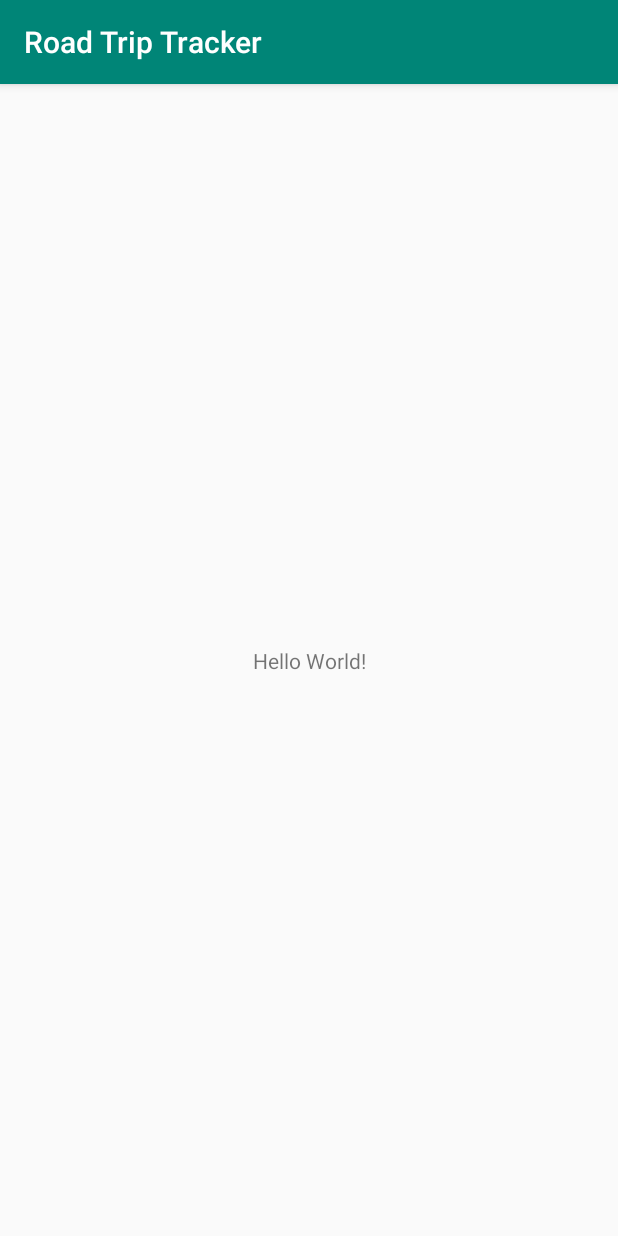
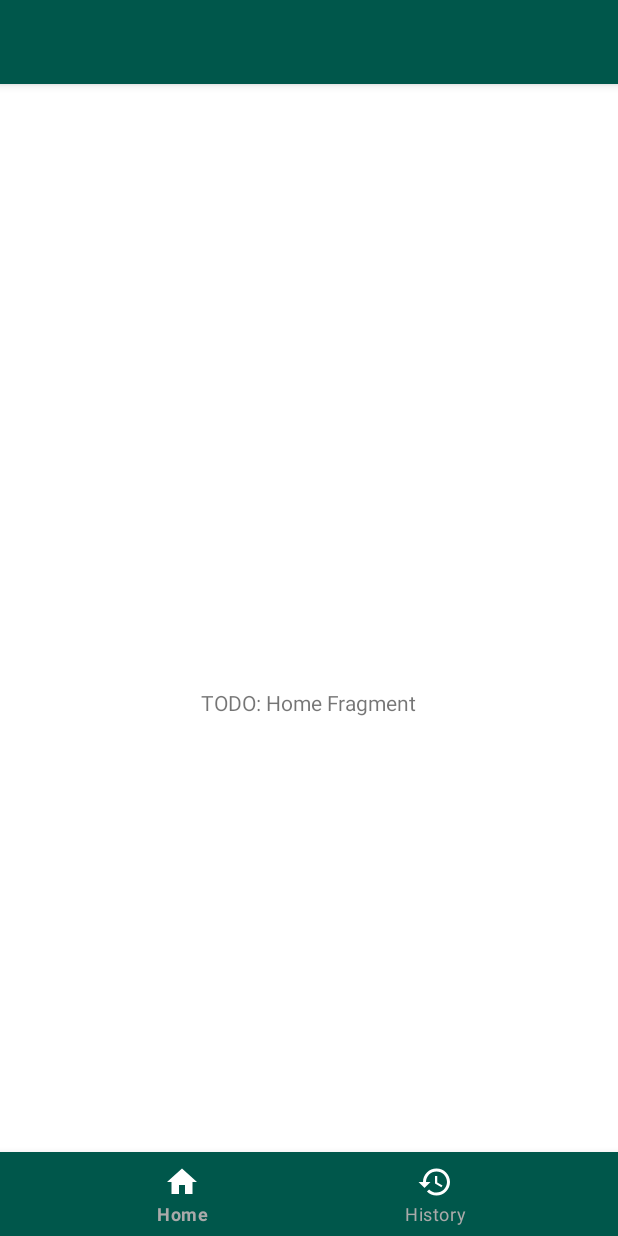
Before and after one commit to MrShecks/road-trip-tracker, an Android app: the screen it shows after launch (MainActivity), on a phone screen of 412 x 824 dp. Run offline under Robolectric (Android 15) with nearby library versions, the phone set to English and light mode, and no system bars; our stand-ins replace navigation-ui; 1 statement that could not run was skipped.

Commit message:
Application skeleton code

```diff
--- a/app/src/main/java/ie/justonetech/roadtriptracker/ui/activities/MainActivity.kt
+++ b/app/src/main/java/ie/justonetech/roadtriptracker/ui/activities/MainActivity.kt
@@ -2,12 +2,27 @@ package ie.justonetech.roadtriptracker.ui.activities
 
 import androidx.appcompat.app.AppCompatActivity
 import android.os.Bundle
+import androidx.navigation.fragment.findNavController
+import androidx.navigation.ui.AppBarConfiguration
+import androidx.navigation.ui.setupActionBarWithNavController
+import androidx.navigation.ui.setupWithNavController
 import ie.justonetech.roadtriptracker.R
+import kotlinx.android.synthetic.main.main_activity.*
 
 class MainActivity : AppCompatActivity() {
 
     override fun onCreate(savedInstanceState: Bundle?) {
         super.onCreate(savedInstanceState)
-        setContentView(R.layout.activity_main)
+
+        setContentView(R.layout.main_activity)
+
+        navHostFragment.findNavController().also { navController ->
+            AppBarConfiguration.Builder(navController.graph).build().also {
+                setSupportActionBar(toolBar)
+                setupActionBarWithNavController(navController, it)
+            }
+
+            bottomNavigationView.setupWithNavController(navController)
+        }
     }
 }
--- /dev/null
+++ b/app/src/main/java/ie/justonetech/roadtriptracker/ui/fragments/HomeFragment.kt
@@ -0,0 +1,15 @@
+package ie.justonetech.roadtriptracker.ui.fragments
+
+import android.os.Bundle
+import android.view.LayoutInflater
+import android.view.View
+import android.view.ViewGroup
+import androidx.fragment.app.Fragment
+import ie.justonetech.roadtriptracker.R
+
+class HomeFragment : Fragment() {
+
+    override fun onCreateView(inflater: LayoutInflater, container: ViewGroup?, savedInstanceState: Bundle?): View? {
+        return inflater.inflate(R.layout.home_fragment, container, false)
+    }
+}
--- /dev/null
+++ b/app/src/main/res/drawable/ic_history_black_24dp.xml
@@ -0,0 +1,9 @@
+<vector xmlns:android="http://schemas.android.com/apk/res/android"
+        android:width="24dp"
+        android:height="24dp"
+        android:viewportWidth="24.0"
+        android:viewportHeight="24.0">
+    <path
+        android:fillColor="#FF000000"
+        android:pathData="M13,3c-4.97,0 -9,4.03 -9,9L1,12l3.89,3.89 0.07,0.14L9,12L6,12c0,-3.87 3.13,-7 7,-7s7,3.13 7,7 -3.13,7 -7,7c-1.93,0 -3.68,-0.79 -4.94,-2.06l-1.42,1.42C8.27,19.99 10.51,21 13,21c4.97,0 9,-4.03 9,-9s-4.03,-9 -9,-9zM12,8v5l4.28,2.54 0.72,-1.21 -3.5,-2.08L13.5,8L12,8z"/>
+</vector>
--- /dev/null
+++ b/app/src/main/res/drawable/ic_home_black_24dp.xml
@@ -0,0 +1,9 @@
+<vector xmlns:android="http://schemas.android.com/apk/res/android"
+        android:width="24dp"
+        android:height="24dp"
+        android:viewportWidth="24.0"
+        android:viewportHeight="24.0">
+    <path
+        android:fillColor="#FF000000"
+        android:pathData="M10,20v-6h4v6h5v-8h3L12,3 2,12h3v8z"/>
+</vector>
--- a/app/src/main/res/layout/activity_main.xml
+++ b/app/src/main/res/layout/home_fragment.xml
@@ -4,15 +4,15 @@
     xmlns:tools="http://schemas.android.com/tools"
     android:layout_width="match_parent"
     android:layout_height="match_parent"
-    tools:context=".ui.activities.MainActivity">
+    android:orientation="vertical">
 
     <TextView
+        android:id="@+id/textView2"
         android:layout_width="wrap_content"
         android:layout_height="wrap_content"
-        android:text="Hello World!"
+        android:text="TODO: Home Fragment"
         app:layout_constraintBottom_toBottomOf="parent"
-        app:layout_constraintLeft_toLeftOf="parent"
-        app:layout_constraintRight_toRightOf="parent"
+        app:layout_constraintEnd_toEndOf="parent"
+        app:layout_constraintStart_toStartOf="parent"
         app:layout_constraintTop_toTopOf="parent" />
-
 </androidx.constraintlayout.widget.ConstraintLayout>
--- /dev/null
+++ b/app/src/main/res/layout/main_activity.xml
@@ -0,0 +1,59 @@
+<?xml version="1.0" encoding="utf-8"?>
+<androidx.coordinatorlayout.widget.CoordinatorLayout
+    xmlns:android="http://schemas.android.com/apk/res/android"
+    xmlns:app="http://schemas.android.com/apk/res-auto"
+    xmlns:tools="http://schemas.android.com/tools"
+    android:layout_width="match_parent"
+    android:layout_height="match_parent"
+    tools:context=".ui.activities.MainActivity">
+
+    <!--
+        Lint want's me to change "fragment" to "FragmentContainerView" because it's
+        the new way to include fragments in activities but it's based on "FrameLayout"
+        and does not seem to support navigation as it does not return a NavController
+
+        Note: Setting layout_behavior below is IMPORTANT as it allows the CoordinatorLayout
+        to correctly scroll the AppBarLayout off the screen in response to scroll events
+        from the NavHostFragment. Without this the toolbar will not be displayed correctly
+    -->
+
+    <fragment
+        android:id="@+id/navHostFragment"
+        android:name="androidx.navigation.fragment.NavHostFragment"
+        android:layout_width="match_parent"
+        android:layout_height="match_parent"
+
+        app:defaultNavHost="true"
+        app:layout_behavior="@string/appbar_scrolling_view_behavior"
+        app:navGraph="@navigation/main_navigation" />
+
+    <com.google.android.material.appbar.AppBarLayout
+        android:id="@+id/appBarLayout"
+        android:layout_width="match_parent"
+        android:layout_height="wrap_content">
+
+        <androidx.appcompat.widget.Toolbar
+            android:id="@+id/toolBar"
+            android:layout_width="match_parent"
+            android:layout_height="?attr/actionBarSize"
+
+            android:background="@color/colorPrimaryDark"
+
+            app:layout_scrollFlags="scroll|enterAlways|snap" />
+
+    </com.google.android.material.appbar.AppBarLayout>
+
+    <com.google.android.material.bottomnavigation.BottomNavigationView
+        android:id="@+id/bottomNavigationView"
+        android:layout_width="match_parent"
+        android:layout_height="wrap_content"
+        android:layout_gravity="bottom"
+
+        android:background="@color/colorPrimaryDark"
+        app:itemIconTint="@color/colorTextPrimary"
+        app:itemTextColor="@color/colorTextSecondary"
+
+        app:layout_behavior="@string/hide_bottom_view_on_scroll_behavior"
+        app:menu="@menu/main_navigation_menu" />
+
+</androidx.coordinatorlayout.widget.CoordinatorLayout>
--- /dev/null
+++ b/app/src/main/res/menu/main_navigation_menu.xml
@@ -0,0 +1,11 @@
+<?xml version="1.0" encoding="utf-8"?>
+<menu xmlns:android="http://schemas.android.com/apk/res/android">
+    <item
+        android:id="@+id/action_navigate_home"
+        android:icon="@drawable/ic_home_black_24dp"
+        android:title="@string/home_fragment_title" />
+    <item
+        android:id="@+id/action_navigate_history"
+        android:icon="@drawable/ic_history_black_24dp"
+        android:title="@string/history_fragment_title" />
+</menu>
--- /dev/null
+++ b/app/src/main/res/navigation/main_navigation.xml
@@ -0,0 +1,14 @@
+<?xml version="1.0" encoding="utf-8"?>
+<navigation xmlns:android="http://schemas.android.com/apk/res/android"
+    xmlns:app="http://schemas.android.com/apk/res-auto" android:id="@+id/main_navigation"
+    app:startDestination="@id/action_navigate_home">
+
+    <fragment
+        android:id="@+id/action_navigate_home"
+        android:name="ie.justonetech.roadtriptracker.ui.fragments.HomeFragment"
+        android:label="@string/home_fragment_title" />
+    <fragment
+        android:id="@+id/action_navigate_history"
+        android:name="ie.justonetech.roadtriptracker.ui.fragments.HistoryFragment"
+        android:label="@string/history_fragment_title" />
+</navigation>
--- a/app/src/main/res/values/colors.xml
+++ b/app/src/main/res/values/colors.xml
@@ -3,4 +3,7 @@
     <color name="colorPrimary">#008577</color>
     <color name="colorPrimaryDark">#00574B</color>
     <color name="colorAccent">#D81B60</color>
+    <color name="colorTextPrimary">@android:color/white</color>
+    <color name="colorTextSecondary">@android:color/darker_gray</color>
+    <color name="colorWindowBackground">@android:color/white</color>
 </resources>
--- a/app/src/main/res/values/strings.xml
+++ b/app/src/main/res/values/strings.xml
@@ -1,3 +1,6 @@
 <resources>
     <string name="app_name">Road Trip Tracker</string>
+
+    <string name="home_fragment_title">Home</string>
+    <string name="history_fragment_title">History</string>
 </resources>
--- a/app/src/main/res/values/styles.xml
+++ b/app/src/main/res/values/styles.xml
@@ -1,11 +1,37 @@
 <resources>
 
     <!-- Base application theme. -->
-    <style name="AppTheme" parent="Theme.AppCompat.Light.DarkActionBar">
+<!--    <style name="AppTheme" parent="Theme.AppCompat.Light.DarkActionBar">-->
+<!--        &lt;!&ndash; Customize your theme here. &ndash;&gt;-->
+<!--        <item name="colorPrimary">@color/colorPrimary</item>-->
+<!--        <item name="colorPrimaryDark">@color/colorPrimaryDark</item>-->
+<!--        <item name="colorAccent">@color/colorAccent</item>-->
+<!--    </style>-->
+
+    <style name="AppTheme" parent="Theme.MaterialComponents.Light.NoActionBar">
         <!-- Customize your theme here. -->
         <item name="colorPrimary">@color/colorPrimary</item>
         <item name="colorPrimaryDark">@color/colorPrimaryDark</item>
         <item name="colorAccent">@color/colorAccent</item>
+
+        <item name="android:textColorSecondary">@color/colorTextSecondary</item>
+        <item name="android:windowBackground">@color/colorWindowBackground</item>
+
+        <item name="toolbarStyle">@style/AppTheme.Toolbar</item>
+        <item name="tabStyle">@style/AppTheme.TabLayout</item>
+    </style>
+
+    <style name="AppTheme.Toolbar" parent="Widget.MaterialComponents.Toolbar">
+        <item name="titleTextColor">@color/colorTextPrimary</item>
+        <item name="subtitleTextColor">@color/colorTextSecondary</item>
+    </style>
+
+    <style name="AppTheme.TabLayout" parent="Widget.MaterialComponents.TabLayout">
+        <item name="tabTextColor">@color/colorTextPrimary</item>
+        <item name="tabSelectedTextColor">@color/colorAccent</item>
+        <item name="tabIndicatorColor">@color/colorAccent</item>
+        <item name="android:background">@color/colorPrimaryDark</item>
+        <item name="tabMode">scrollable</item>
     </style>
 
 </resources>
--- /dev/null
+++ b/settings.gradle
@@ -0,0 +1,2 @@
+include ':app'
+rootProject.name='Road Trip Tracker'
```
Also changed, not shown: app/build.gradle (+29 -6 lines), app/src/main/java/ie/justonetech/roadtriptracker/ui/fragments/HistoryFragment.kt (added, +15 -0 lines), app/src/main/res/layout/history_fragment.xml (added, +18 -0 lines), build.gradle (added, +55 -0 lines), gradle.properties (added, +21 -0 lines), 1 other file.
